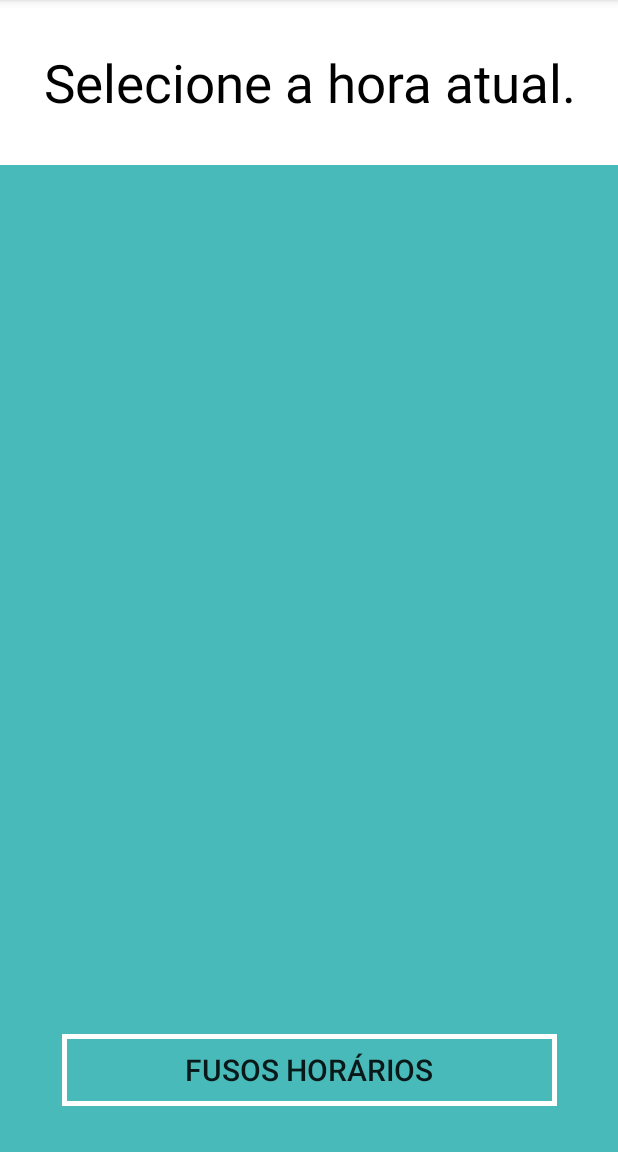
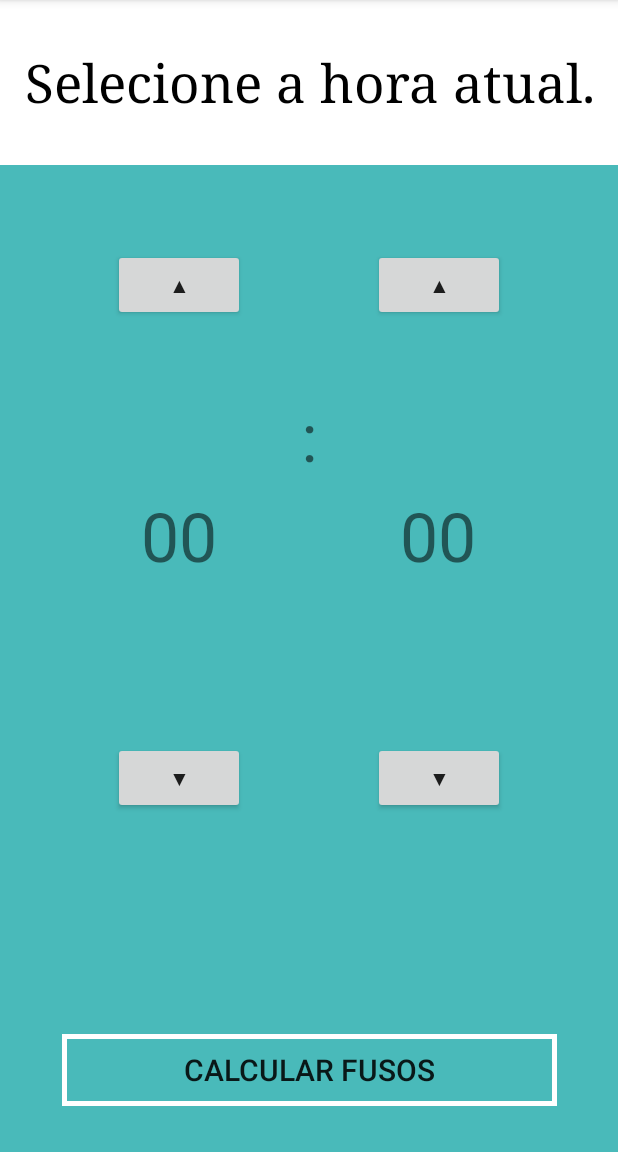
Before and after one commit to pedrohenaracci/HoradosPaises, an Android app: the SelecionarActivity screen opened directly, with no data from a screen before it, on a phone screen of 412 x 824 dp, the part 84-1236 px from its top. Run offline under Robolectric (Android 15) with nearby library versions, the phone set to English and light mode, and no system bars.

Commit message:
Segundo Layout

```diff
--- a/app/src/main/res/layout/activity_main.xml
+++ b/app/src/main/res/layout/activity_main.xml
@@ -20,6 +20,7 @@
             android:id="@+id/horaDosPaises"
             android:layout_width="match_parent"
             android:layout_height="match_parent"
+            android:fontFamily="serif"
             android:gravity="center_vertical"
             android:text="Hora dos Países"
             android:textAlignment="center"
--- a/app/src/main/res/layout/activity_selecionar.xml
+++ b/app/src/main/res/layout/activity_selecionar.xml
@@ -17,9 +17,10 @@
         >
 
         <TextView
-            android:id="@+id/horaDosPaises"
+            android:id="@+id/textView_topo"
             android:layout_width="match_parent"
             android:layout_height="match_parent"
+            android:fontFamily="serif"
             android:gravity="center_vertical"
             android:text="Selecione a hora atual."
             android:textAlignment="center"
@@ -36,15 +37,117 @@
         android:background="@color/AzulBackground">
 
 
-        <LinearLayout
-            android:id="@+id/layoutmeio"
+        <android.support.constraint.ConstraintLayout
             android:layout_width="match_parent"
             android:layout_height="match_parent"
-            android:layout_weight="1"
-            android:orientation="vertical"
-            tools:layout_editor_absoluteY="219dp">
+            android:layout_weight="1">
 
-        </LinearLayout>
+            <Button
+                android:id="@+id/botao_mais_hora"
+                android:layout_width="wrap_content"
+                android:layout_height="wrap_content"
+                android:layout_marginBottom="8dp"
+                android:layout_marginEnd="8dp"
+                android:layout_marginStart="75dp"
+                android:layout_marginTop="56dp"
+                android:text="▲"
+                app:layout_constraintBottom_toTopOf="@+id/botao_menos_hora"
+                app:layout_constraintEnd_toStartOf="@+id/botao_mais_minuto"
+                app:layout_constraintHorizontal_bias="0.0"
+                app:layout_constraintStart_toStartOf="parent"
+                app:layout_constraintTop_toTopOf="parent"
+                app:layout_constraintVertical_bias="0.0" />
+
+            <Button
+                android:id="@+id/botao_mais_minuto"
+                android:layout_width="wrap_content"
+                android:layout_height="wrap_content"
+                android:layout_marginBottom="8dp"
+                android:layout_marginEnd="75dp"
+                android:layout_marginTop="56dp"
+                android:text="▲"
+                app:layout_constraintBottom_toTopOf="@+id/botao_menos_minuto"
+                app:layout_constraintEnd_toEndOf="parent"
+                app:layout_constraintTop_toTopOf="parent"
+                app:layout_constraintVertical_bias="0.0" />
+
+            <Button
+                android:id="@+id/botao_menos_hora"
+                android:layout_width="wrap_content"
+                android:layout_height="wrap_content"
+                android:layout_marginBottom="116dp"
+                android:layout_marginEnd="40dp"
+                android:layout_marginStart="75dp"
+                android:text="▼"
+                app:layout_constraintBottom_toBottomOf="parent"
+                app:layout_constraintEnd_toStartOf="@+id/botao_menos_minuto"
+                app:layout_constraintHorizontal_bias="0.0"
+                app:layout_constraintStart_toStartOf="parent"
+                tools:ignore="MissingConstraints" />
+
+            <Button
+                android:id="@+id/botao_menos_minuto"
+                android:layout_width="wrap_content"
+                android:layout_height="wrap_content"
+                android:layout_marginBottom="116dp"
+                android:layout_marginEnd="75dp"
+                android:text="▼"
+                app:layout_constraintBottom_toBottomOf="parent"
+                app:layout_constraintEnd_toEndOf="parent"
+                tools:ignore="MissingConstraints" />
+
+            <TextView
+                android:id="@+id/textView_doispontos"
+                android:layout_width="63dp"
+                android:layout_height="58dp"
+                android:layout_marginEnd="8dp"
+                android:layout_marginStart="8dp"
+                android:layout_marginTop="150dp"
+                android:gravity="center_vertical"
+                android:text=":"
+                android:textAlignment="center"
+                android:textAllCaps="false"
+                android:textSize="45sp"
+                app:layout_constraintEnd_toEndOf="parent"
+                app:layout_constraintHorizontal_bias="0.501"
+                app:layout_constraintStart_toStartOf="parent"
+                app:layout_constraintTop_toTopOf="parent"
+                tools:ignore="MissingConstraints" />
+
+            <TextView
+                android:id="@+id/textView_minuto"
+                android:layout_width="63dp"
+                android:layout_height="58dp"
+                android:layout_marginBottom="8dp"
+                android:layout_marginEnd="88dp"
+                android:layout_marginTop="8dp"
+                android:gravity="center_vertical"
+                android:text="00"
+                android:textAlignment="center"
+                android:textSize="45sp"
+                app:layout_constraintBottom_toBottomOf="@+id/botao_menos_minuto"
+                app:layout_constraintEnd_toEndOf="parent"
+                app:layout_constraintTop_toTopOf="@+id/botao_mais_minuto"
+                app:layout_constraintVertical_bias="0.504"
+                tools:ignore="MissingConstraints" />
+
+            <TextView
+                android:id="@+id/textView_hora"
+                android:layout_width="63dp"
+                android:layout_height="58dp"
+                android:layout_marginBottom="8dp"
+                android:layout_marginStart="88dp"
+                android:layout_marginTop="8dp"
+                android:gravity="center_vertical"
+                android:text="00"
+                android:textAlignment="center"
+                android:textSize="45sp"
+                app:layout_constraintBottom_toBottomOf="@+id/botao_menos_hora"
+                app:layout_constraintStart_toStartOf="parent"
+                app:layout_constraintTop_toTopOf="@+id/botao_mais_hora"
+                app:layout_constraintVertical_bias="0.504"
+                tools:ignore="MissingConstraints" />
+        </android.support.constraint.ConstraintLayout>
 
         <android.support.constraint.ConstraintLayout
             android:layout_width="match_parent"
@@ -52,7 +155,7 @@
             android:layout_weight="5">
 
             <Button
-                android:id="@+id/botao_hora"
+                android:id="@+id/botao_calcular"
                 android:layout_width="330dp"
                 android:layout_height="wrap_content"
                 android:layout_marginBottom="8dp"
@@ -61,7 +164,7 @@
                 android:layout_marginTop="8dp"
                 android:background="@drawable/background_botao"
                 android:onClick="pressionarBotao"
-                android:text="Fusos Horários"
+                android:text="Calcular Fusos"
                 android:textSize="20sp"
                 app:layout_constraintBottom_toBottomOf="parent"
                 app:layout_constraintEnd_toEndOf="parent"
```
Also changed, not shown: app/src/main/java/com/example/aula_01/horadospases/MainActivity.java (line endings or trailing spaces).
